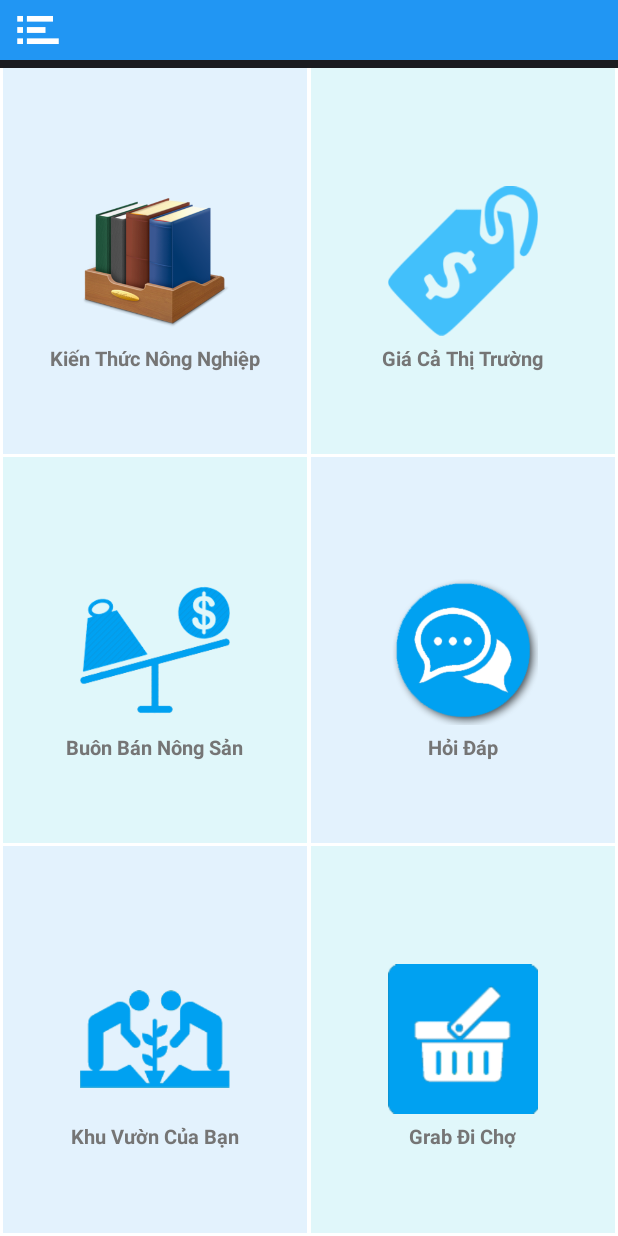
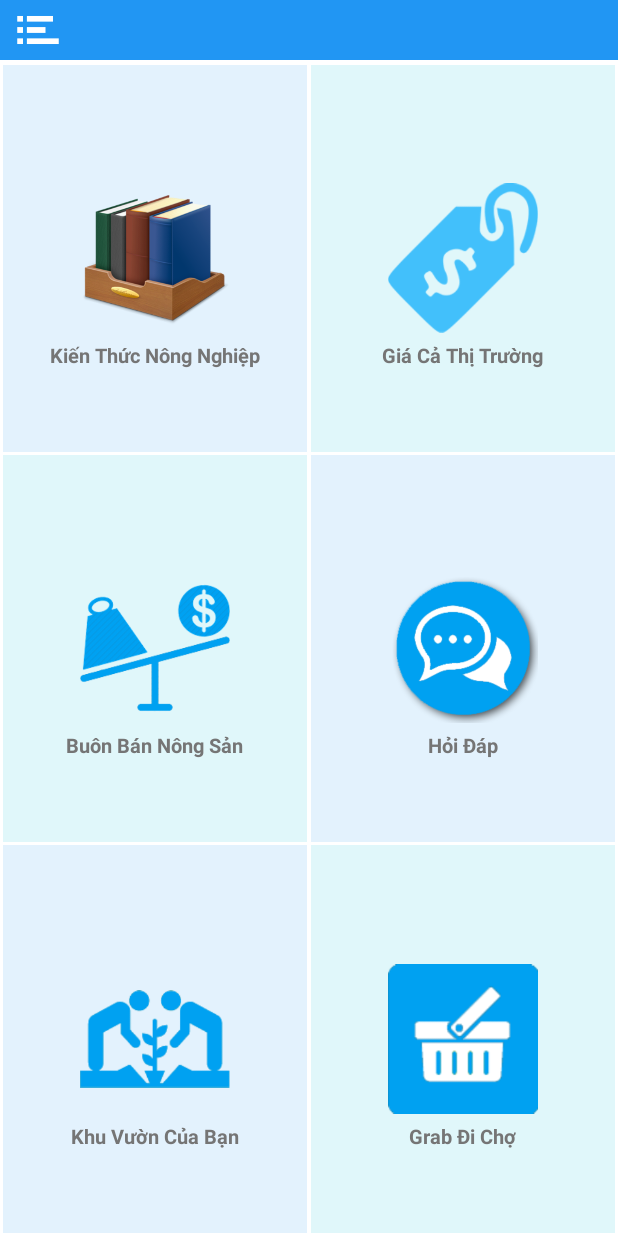
Before and after one commit to KhuongMH/SFT_Android, an Android app: the screen it shows after launch (MainActivity), on a phone screen of 412 x 824 dp. Run offline under Robolectric (Android 15) with nearby library versions, the phone set to English and light mode, and no system bars; 2 statements that could not run were skipped.

Commit message:
modify layout

```diff
--- a/app/src/main/java/com/example/khuongman/sft_android/Activity/MainActivity.java
+++ b/app/src/main/java/com/example/khuongman/sft_android/Activity/MainActivity.java
@@ -12,6 +12,7 @@ import android.widget.LinearLayout;
 import android.widget.ListView;
 
 import com.example.khuongman.sft_android.Adapter.NavigationAdapter;
+import com.example.khuongman.sft_android.Classes.Constant;
 import com.example.khuongman.sft_android.Classes.LayoutIDWithTitle;
 import com.example.khuongman.sft_android.Fragment.MainFragment;
 import com.example.khuongman.sft_android.R;
@@ -37,9 +38,9 @@ public class MainActivity extends FragmentActivity {
         iv_navigation = (ImageView) findViewById(R.id.iv_navigation);
         lv_navigation = (ListView)findViewById(R.id.lv_left_navigation);
         drawerLayout = (DrawerLayout) findViewById(R.id.drawer_layout);
-
+        Constant.FRAME_ID = R.id.fragment_skeleton;
         ft = getFragmentManager().beginTransaction();
-        ft.replace(R.id.fragment_skeleton, new MainFragment());
+        ft.replace(Constant.FRAME_ID, new MainFragment());
         ft.setTransition(FragmentTransaction.TRANSIT_FRAGMENT_FADE);
         ft.commit();
         initNavigation();
@@ -57,14 +58,25 @@ public class MainActivity extends FragmentActivity {
         mDrawerToggle.syncState();
         drawerLayout.setDrawerListener(mDrawerToggle);
         List<LayoutIDWithTitle> list = new ArrayList<>();
-        list.add(new LayoutIDWithTitle(0,"Kiến Thức Nông Nghiệp"));
-        list.add(new LayoutIDWithTitle(1,"Giá Cả Thị Trường"));
-        list.add(new LayoutIDWithTitle(2,"Giao Dịch Nông Sản"));
-        list.add(new LayoutIDWithTitle(3,"Hỏi Đáp - Thắc Mắc"));
-        list.add(new LayoutIDWithTitle(4,"Cây Trồng Của Bạn"));
-        list.add(new LayoutIDWithTitle(5,"Grab Đi Chợ"));
-        navigationAdapter = new EasyAdapter<>(getApplicationContext(), NavigationAdapter.class,list);
+        list.add(new LayoutIDWithTitle(Constant.KIEN_THUC_NONG_NGHIEP,"Kiến Thức Nông Nghiệp"));
+        list.add(new LayoutIDWithTitle(Constant.GIA_CA_THI_TRUONG,"Giá Cả Thị Trường"));
+        list.add(new LayoutIDWithTitle(Constant.BUON_BAN_NONG_SAN,"Buôn Bán Nông Sản"));
+        list.add(new LayoutIDWithTitle(Constant.HOI_DAP_THAC_MAC,"Hỏi Đáp - Thắc Mắc"));
+        list.add(new LayoutIDWithTitle(Constant.KHU_VUON_CUA_BAN,"Khu vườn Của Bạn"));
+        list.add(new LayoutIDWithTitle(Constant.GRAB_DI_CHO,"Grab Đi Chợ"));
+        navigationAdapter = new EasyAdapter<>(this, NavigationAdapter.class,list);
         lv_navigation.setAdapter(navigationAdapter);
     }
 
+    @Override
+    public void onBackPressed() {
+        if (getFragmentManager().getBackStackEntryCount()==0) {
+            super.onBackPressed();
+        } else {
+            getFragmentManager().popBackStack();
+        }
+        if (getFragmentManager().getBackStackEntryCount() == 1) {
+            findViewById(R.id.lv_right_navigation).setVisibility(View.GONE);
+        }
+    }
 }
--- a/app/src/main/java/com/example/khuongman/sft_android/Adapter/NavigationAdapter.java
+++ b/app/src/main/java/com/example/khuongman/sft_android/Adapter/NavigationAdapter.java
@@ -35,6 +35,6 @@ public class NavigationAdapter extends ItemViewHolder<LayoutIDWithTitle> {
                 "fonts/BLKCHCRY.TTF");
         tv_arrow.setTypeface(face);
         tv_navigation.setText(layoutIDWithTitle.getTitle());
-        tv_navigation.setOnClickListener(new MenuClickEvent(layoutIDWithTitle.getId()));
+        tv_navigation.setOnClickListener(new MenuClickEvent(getContext(),layoutIDWithTitle.getId()));
     }
 }
--- /dev/null
+++ b/app/src/main/java/com/example/khuongman/sft_android/Classes/Constant.java
@@ -0,0 +1,47 @@
+package com.example.khuongman.sft_android.Classes;
+
+/**
+ * Created by Man Huynh Khuong on 28/05/16.
+ */
+public class Constant {
+    public static int FRAME_ID = 0;
+    public static int FRAGMENT_COUNT = 0;
+
+    //LEFT NAVIGATION
+    public final static int KIEN_THUC_NONG_NGHIEP = 0;
+    public final static int GIA_CA_THI_TRUONG = 1;
+    public final static int BUON_BAN_NONG_SAN = 2;
+    public final static int HOI_DAP_THAC_MAC = 3;
+    public final static int KHU_VUON_CUA_BAN = 4;
+    public final static int GRAB_DI_CHO = 5;
+
+    //RIGHT NAVIGATION - BUON_BAN_NONG_SAN
+    public final static int BAN_BUON = 6;
+    public final static int BAN_LE = 7;
+    public final static int TRAO_DOI = 8;
+    public final static int DINH_VI_MUA = 9;
+    public final static int DINH_VI_BAN = 10;
+    public final static int GUI_YEU_CAU = 11;
+
+    //RIGHT NAVIGATION - GIA_CA
+    public final static int RAU_CU_QUA = 12;
+    public final static int TRAI_CAY = 13;
+    public final static int THUC_PHAM_TUOI_SONG = 14;
+    public final static int THUC_PHAM_DONG_LANH = 15;
+    public final static int THUC_PHAM_SAY_KHO = 16;
+    public final static int THUC_PHAM_DONG_HOP = 17;
+
+    //RIGHT NAVIGATION - KHU_VUON_CUA_BAN
+    public final static int TONG_QUAN = 18;
+    public final static int THEM_CAY_TRONG = 19;
+    public final static int NHAC_NHO = 20;
+    public final static int GOI_Y = 21;
+    public final static int XOM_VUON = 22;
+    public final static int ALBUM_ANH = 23;
+
+    //RIGHT NAVIGATION - GRAB_DI_CHO
+    public final static int TIM_NGUOI_DI_CHO = 24;
+    public final static int THONG_TIN_NGUOI_DI_CHO = 25;
+    public final static int GUI_YEU_CAU_DI_CHO = 26;
+    public final static int DANH_GIA = 27;
+}
--- a/app/src/main/java/com/example/khuongman/sft_android/Fragment/MainFragment.java
+++ b/app/src/main/java/com/example/khuongman/sft_android/Fragment/MainFragment.java
@@ -3,11 +3,17 @@ package com.example.khuongman.sft_android.Fragment;
 import android.app.Fragment;
 import android.os.Bundle;
 import android.support.annotation.Nullable;
+import android.support.v4.view.MotionEventCompat;
+import android.support.v4.widget.DrawerLayout;
+import android.util.Log;
+import android.view.Gravity;
 import android.view.LayoutInflater;
+import android.view.MotionEvent;
 import android.view.View;
 import android.view.ViewGroup;
 import android.widget.LinearLayout;
 
+import com.example.khuongman.sft_android.Classes.Constant;
 import com.example.khuongman.sft_android.Event.MenuClickEvent;
 import com.example.khuongman.sft_android.R;
 
@@ -15,18 +21,22 @@ import com.example.khuongman.sft_android.R;
  * Created by Man Huynh Khuong on 28/05/16.
  */
 public class MainFragment extends Fragment {
-
-    @Nullable
     @Override
     public View onCreateView(LayoutInflater inflater, ViewGroup container, Bundle savedInstanceState) {
         super.onCreateView(inflater, container, savedInstanceState);
         View view = inflater.inflate(R.layout.fragment_main, container, false);
-        view.findViewById(R.id.ll_top_1).setOnClickListener(new MenuClickEvent(0));
-        view.findViewById(R.id.ll_top_2).setOnClickListener(new MenuClickEvent(1));
-        view.findViewById(R.id.ll_middle_1).setOnClickListener(new MenuClickEvent(2));
-        view.findViewById(R.id.ll_middle_2).setOnClickListener(new MenuClickEvent(3));
-        view.findViewById(R.id.ll_bottom_1).setOnClickListener(new MenuClickEvent(4));
-        view.findViewById(R.id.ll_bottom_2).setOnClickListener(new MenuClickEvent(5));
+        view.findViewById(R.id.ll_top_1).setOnClickListener(new MenuClickEvent(getContext(),
+                Constant.KIEN_THUC_NONG_NGHIEP));
+        view.findViewById(R.id.ll_top_2).setOnClickListener(new MenuClickEvent(getContext(),
+                Constant.GIA_CA_THI_TRUONG));
+        view.findViewById(R.id.ll_middle_1).setOnClickListener(new MenuClickEvent(getContext(),
+                Constant.BUON_BAN_NONG_SAN));
+        view.findViewById(R.id.ll_middle_2).setOnClickListener(new MenuClickEvent(getContext(),
+                Constant.HOI_DAP_THAC_MAC));
+        view.findViewById(R.id.ll_bottom_1).setOnClickListener(new MenuClickEvent(getContext(),
+                Constant.KHU_VUON_CUA_BAN));
+        view.findViewById(R.id.ll_bottom_2).setOnClickListener(new MenuClickEvent(getContext(),
+                Constant.GRAB_DI_CHO));
 
         return view;
     }
--- a/app/src/main/res/layout/activity_main.xml
+++ b/app/src/main/res/layout/activity_main.xml
@@ -11,7 +11,6 @@
             android:id="@+id/top_tab"
             android:layout_width="match_parent"
             android:layout_height="wrap_content"
-            android:layout_marginBottom="5dp"
             android:background="#2196F3">
 
             <ImageView
--- /dev/null
+++ b/app/src/main/res/layout/fragment_grab.xml
@@ -0,0 +1,6 @@
+<?xml version="1.0" encoding="utf-8"?>
+<LinearLayout xmlns:android="http://schemas.android.com/apk/res/android"
+    android:orientation="vertical" android:layout_width="match_parent"
+    android:layout_height="match_parent">
+
+</LinearLayout>
--- /dev/null
+++ b/app/src/main/res/layout/fragment_knowledge.xml
@@ -0,0 +1,6 @@
+<?xml version="1.0" encoding="utf-8"?>
+<LinearLayout xmlns:android="http://schemas.android.com/apk/res/android"
+    android:orientation="vertical" android:layout_width="match_parent"
+    android:layout_height="match_parent">
+
+</LinearLayout>
--- a/app/src/main/res/layout/fragment_main.xml
+++ b/app/src/main/res/layout/fragment_main.xml
@@ -1,8 +1,12 @@
 <?xml version="1.0" encoding="utf-8"?>
-<LinearLayout xmlns:android="http://schemas.android.com/apk/res/android"
+<LinearLayout
+    android:id="@+id/llparent"
+    xmlns:android="http://schemas.android.com/apk/res/android"
     android:layout_width="match_parent"
     android:layout_height="match_parent"
-    android:orientation="vertical">
+    android:orientation="vertical"
+    android:paddingTop="3dp"
+    android:background="#FFFFFF">
 
     <RelativeLayout
         android:id="@+id/menu"
--- /dev/null
+++ b/app/src/main/res/layout/fragment_ownfarm.xml
@@ -0,0 +1,6 @@
+<?xml version="1.0" encoding="utf-8"?>
+<LinearLayout xmlns:android="http://schemas.android.com/apk/res/android"
+    android:orientation="vertical" android:layout_width="match_parent"
+    android:layout_height="match_parent">
+
+</LinearLayout>
--- /dev/null
+++ b/app/src/main/res/layout/fragment_trade.xml
@@ -0,0 +1,6 @@
+<?xml version="1.0" encoding="utf-8"?>
+<LinearLayout xmlns:android="http://schemas.android.com/apk/res/android"
+    android:orientation="vertical" android:layout_width="match_parent"
+    android:layout_height="match_parent">
+
+</LinearLayout>
```
Also changed, not shown: app/src/main/java/com/example/khuongman/sft_android/Event/MenuClickEvent.java (+85 -10 lines), app/src/main/java/com/example/khuongman/sft_android/Fragment/GrabFragment.java (added, +24 -0 lines), app/src/main/java/com/example/khuongman/sft_android/Fragment/KnowledgeFragment.java (added, +25 -0 lines), app/src/main/java/com/example/khuongman/sft_android/Fragment/OwnFarmFragment.java (added, +23 -0 lines), app/src/main/java/com/example/khuongman/sft_android/Fragment/TradeFragment.java (added, +23 -0 lines).
